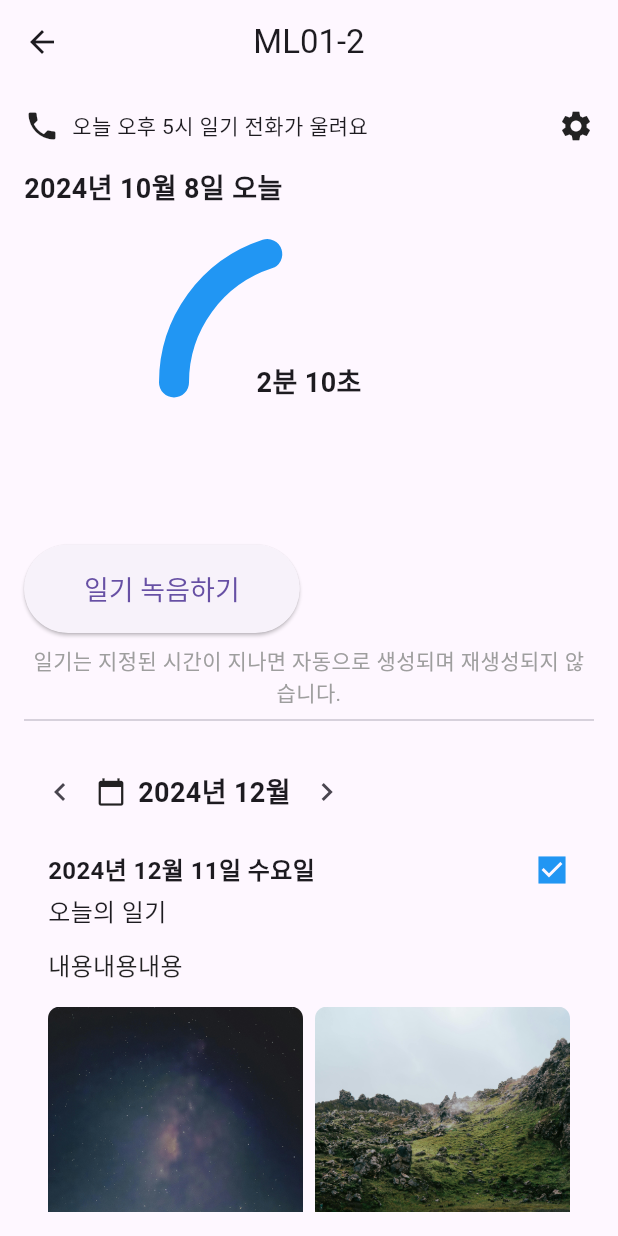
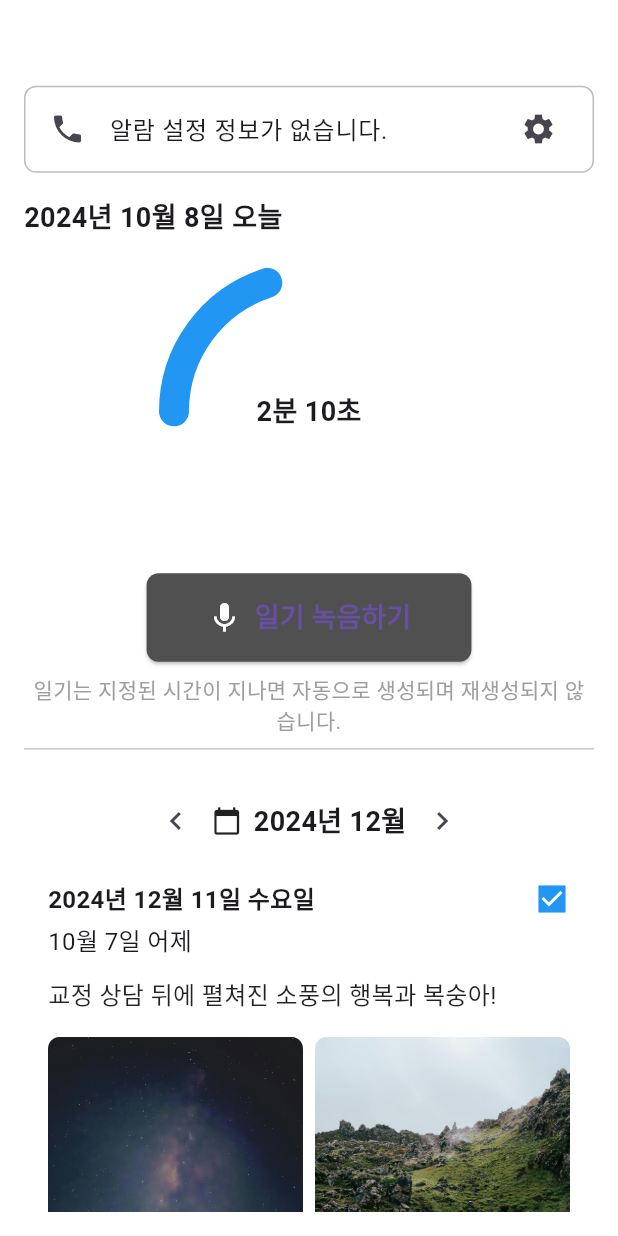
Before and after one commit to Mallang-Diary/MallangDiary-FrontEnd, a Flutter app: the Board2Page screen opened by its route, after a tap on "일기 녹음하기", on a phone screen of 412 x 824 dp. Run offline on Flutter 3.47's test engine with Material 3 defaults, Android fonts, the phone set to English and light mode, and no system bars; drawn by our look-alikes of percent_indicator; our stand-ins replace audioplayers, permission_handler, smooth_page_indicator, sqflite, supabase; missing offline and left inert: dart:ffi, flutter_sound; accounts and stored records are empty.

Commit message:
[board2] 수정 중

```diff
--- a/lib/page/diary_board/board2.dart
+++ b/lib/page/diary_board/board2.dart
@@ -1,53 +1,85 @@
 import 'package:flutter/material.dart';
+import 'package:mallang_project_v1/database/db/diary_setting_service.dart';
 import 'package:mallang_project_v1/page/diary_board/diary_list.dart';
 import 'package:mallang_project_v1/page/diary_board/diary_record_card.dart';
 import 'package:mallang_project_v1/page/diary_board/month_selector.dart';
-import 'package:percent_indicator/circular_percent_indicator.dart';
 
-class Board2Page extends StatelessWidget {
+class Board2Page extends StatefulWidget {
+  @override
+  _Board2PageState createState() => _Board2PageState();
+}
+
+class _Board2PageState extends State<Board2Page> {
+  final DiarySettingService diarySettingService = DiarySettingService();
+  String currentSettingText = "Loading...";
+
+  @override
+  void initState() {
+    super.initState();
+    _loadDiarySetting();
+  }
+
+  Future<void> _loadDiarySetting() async {
+    try {
+      final settings = await diarySettingService.getDB();
+      if (settings.isNotEmpty) {
+        setState(() {
+          currentSettingText =
+          "${settings.first.dayOfWeek} ${settings.first.alarmTime} 알림이 울립니다";
+        });
+      } else {
+        setState(() {
+          currentSettingText = "알람 설정 정보가 없습니다.";
+        });
+      }
+    } catch (e) {
+      print("Error loading diary settings: $e");
+      setState(() {
+        currentSettingText = "일정 정보를 불러오는 중 에러가 발생했습니다.";
+      });
+    }
+  }
+
   @override
   Widget build(BuildContext context) {
     return Scaffold(
-      appBar: AppBar(
-        title: Text('ML01-2'),
-        centerTitle: true,
-      ),
+      backgroundColor: Colors.white,
       body: Padding(
         padding: EdgeInsets.all(16.0),
         child: Column(
           crossAxisAlignment: CrossAxisAlignment.start,
           children: [
-            Row(
-              mainAxisAlignment: MainAxisAlignment.spaceBetween,
-              children: [
-                Row(
-                  children: [
-                    Icon(Icons.phone),
-                    SizedBox(width: 8),
-                    Text("오늘 오후 5시 일기 전화가 울려요"),
-                  ],
+            SizedBox(height: MediaQuery.of(context).size.height * 0.05),
+
+            Container(
+              width: MediaQuery.of(context).size.width, // 화면 너비의 90%로 제한
+              decoration: BoxDecoration(
+                border: Border.all(color: Colors.grey[400]!), // 회색 테두리
+                borderRadius: BorderRadius.circular(8),
+              ),
+              child: ListTile(
+                leading: Icon(Icons.phone),
+                title: Text(
+                  currentSettingText,
+                  style: TextStyle(fontSize: 16),
+                  overflow: TextOverflow.ellipsis,
                 ),
-                Icon(Icons.settings),
-              ],
+                trailing: Icon(Icons.settings),
+              ),
             ),
             SizedBox(height: 16),
             DiaryRecordCard(),
             Divider(),
             SizedBox(height: 16),
-            Row(
-              mainAxisAlignment: MainAxisAlignment.start,
-              children: [
-                MonthSelector(),
-              ],
-            ),
+            MonthSelector(),
             Expanded(
               child: ListView(
                 children: [
                   DiaryList(
                     date: DateTime.now(),
-                    title: "오늘의 일기",
+                    title: "10월 7일 어제",
                     isChecked: true,
-                    content: "내용내용내용",
+                    content: "교정 상담 뒤에 펼쳐진 소풍의 행복과 복숭아!",
                     images: [
                       AssetImage("assets/images/image1.jpg"),
                       AssetImage("assets/images/image2.jpg"),
@@ -56,19 +88,14 @@
                   ),
                   DiaryList(
                     date: DateTime.now(),
-                    title: "오늘의 일기",
-                    isChecked: true,
-                    content: "내용내용내용",
+                    title: "10월 6일 목요일",
+                    isChecked: false,
+                    content: "또 다른 일기의 내용입니다.",
                     images: [
-                      AssetImage("assets/images/image1.jpg"),
                       AssetImage("assets/images/image2.jpg"),
                       AssetImage("assets/images/image3.jpg"),
                     ],
                   ),
-                  // _diaryListTile("10월 7일 어제", "교정 상담 뒤에 펼쳐진 소풍의 행복과 복숭아!"),
-                  // _diaryListTile("10월 6일 목요용", "또 다른 일기의 내용입니다."),
-                  // 이미지 카드 추가
-                  // _imageCard(),
                 ],
               ),
             ),
@@ -77,32 +104,4 @@
       ),
     );
   }
-
-  Widget _diaryListTile(String date, String title) {
-    return ListTile(
-      leading: Icon(Icons.book),
-      title: Text(date),
-      subtitle: Text(title),
-      onTap: () {
-        // 일기 상세 보기
-      },
-    );
-  }
-
-  Widget _imageCard() {
-    return Container(
-      height: 150,
-      margin: EdgeInsets.symmetric(vertical: 8.0),
-      child: ListView(
-        scrollDirection: Axis.horizontal,
-        children: [
-          Image.asset("assets/images/image1.jpg"),
-          SizedBox(width: 8),
-          Image.asset("assets/images/image2.jpg"),
-          SizedBox(width: 8),
-          Image.asset("assets/images/image3.jpg"),
-        ],
-      ),
-    );
-  }
 }
--- a/lib/page/diary_board/diary_record_card.dart
+++ b/lib/page/diary_board/diary_record_card.dart
@@ -14,11 +14,7 @@
           style: TextStyle(fontSize: 18, fontWeight: FontWeight.bold),
         ),
         SizedBox(height: 16),
-        // CircularPercentIndicator를 제한된 SizedBox로 감쌈
         Center(
-          child: SizedBox(
-            height: 200, // 부모 영역에 제한된 공간 설정
-            width: 200,
           child: CircularPercentIndicator(
             radius: 100.0,
             lineWidth: 20.0,
@@ -35,16 +31,28 @@
             arcType: ArcType.HALF,
           ),
         ),
-        ),
         SizedBox(height: 8), // 여백 추가
-        ElevatedButton(
+        Center(
+          child: ElevatedButton.icon(
             onPressed: () {
               print("일기 녹음하기");
             },
-          child: Text("일기 녹음하기"),
+            icon: Icon(
+              Icons.mic,
+              color: Colors.white,
+              size: 24,
+            ),
+            label: Text(
+              "일기 녹음하기",
+              style: TextStyle(fontSize: 18, fontWeight: FontWeight.bold),
+            ),
             style: ElevatedButton.styleFrom(
+              backgroundColor: Color(0xFF505050),
               padding: EdgeInsets.symmetric(horizontal: 40, vertical: 16),
-            textStyle: TextStyle(fontSize: 18),
+              shape: RoundedRectangleBorder(
+                borderRadius: BorderRadius.circular(8),
+              ),
+            ),
           ),
         ),
         SizedBox(height: 8),
```
Lines whose indentation alone changed are shown as unchanged.
